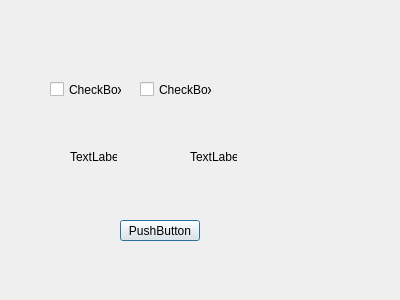
Rumo666/coil_calc, file coilcalc/about.ui: the form before one commit.
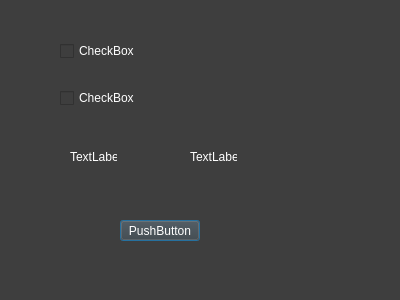
The form after the commit.

Commit message: color + maxsize

```diff
--- a/coilcalc/about.ui
+++ b/coilcalc/about.ui
@@ -13,32 +13,16 @@
   <property name="windowTitle">
    <string>Dialog</string>
   </property>
-  <widget class="QCheckBox" name="checkBox">
-   <property name="geometry">
-    <rect>
-     <x>50</x>
-     <y>80</y>
-     <width>72</width>
-     <height>19</height>
-    </rect>
-   </property>
-   <property name="text">
-    <string>CheckBox</string>
-   </property>
-  </widget>
-  <widget class="QCheckBox" name="checkBox_2">
-   <property name="geometry">
-    <rect>
-     <x>140</x>
-     <y>80</y>
-     <width>72</width>
-     <height>19</height>
-    </rect>
-   </property>
-   <property name="text">
-    <string>CheckBox</string>
-   </property>
-  </widget>
+  <property name="autoFillBackground">
+   <bool>false</bool>
+  </property>
+  <property name="styleSheet">
+   <string notr="true">background-color: rgb(62, 62, 62);
+color: rgb(255, 255, 255);</string>
+  </property>
+  <property name="sizeGripEnabled">
+   <bool>false</bool>
+  </property>
   <widget class="QLabel" name="label">
    <property name="geometry">
     <rect>
@@ -78,6 +62,32 @@
     <string>PushButton</string>
    </property>
   </widget>
+  <widget class="QWidget" name="verticalLayoutWidget">
+   <property name="geometry">
+    <rect>
+     <x>60</x>
+     <y>20</y>
+     <width>221</width>
+     <height>111</height>
+    </rect>
+   </property>
+   <layout class="QVBoxLayout" name="verticalLayout">
+    <item>
+     <widget class="QCheckBox" name="checkBox_2">
+      <property name="text">
+       <string>CheckBox</string>
+      </property>
+     </widget>
+    </item>
+    <item>
+     <widget class="QCheckBox" name="checkBox">
+      <property name="text">
+       <string>CheckBox</string>
+      </property>
+     </widget>
+    </item>
+   </layout>
+  </widget>
  </widget>
  <resources/>
  <connections/>
```
The commit also changes 17 other files.
